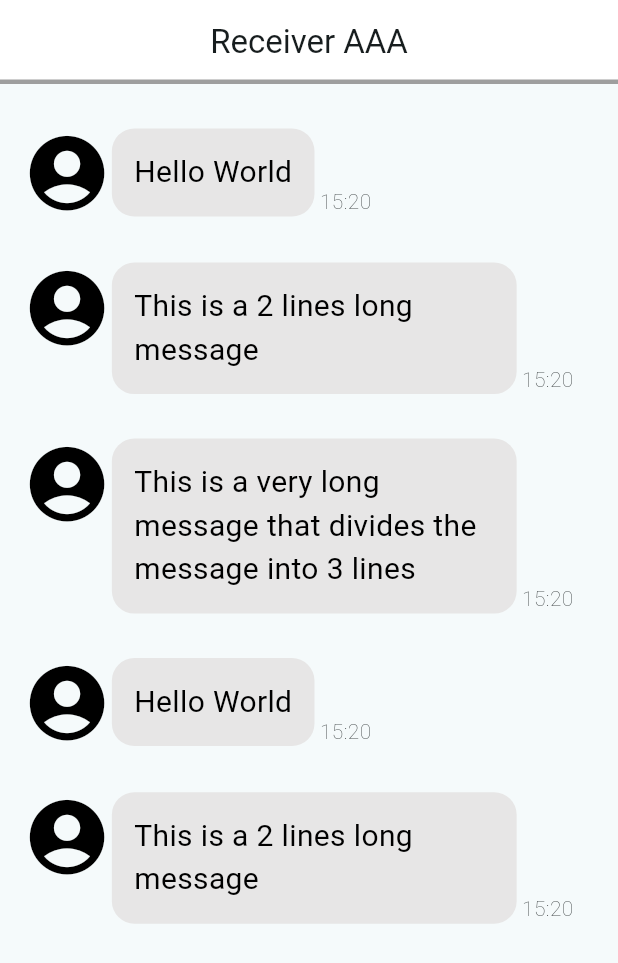
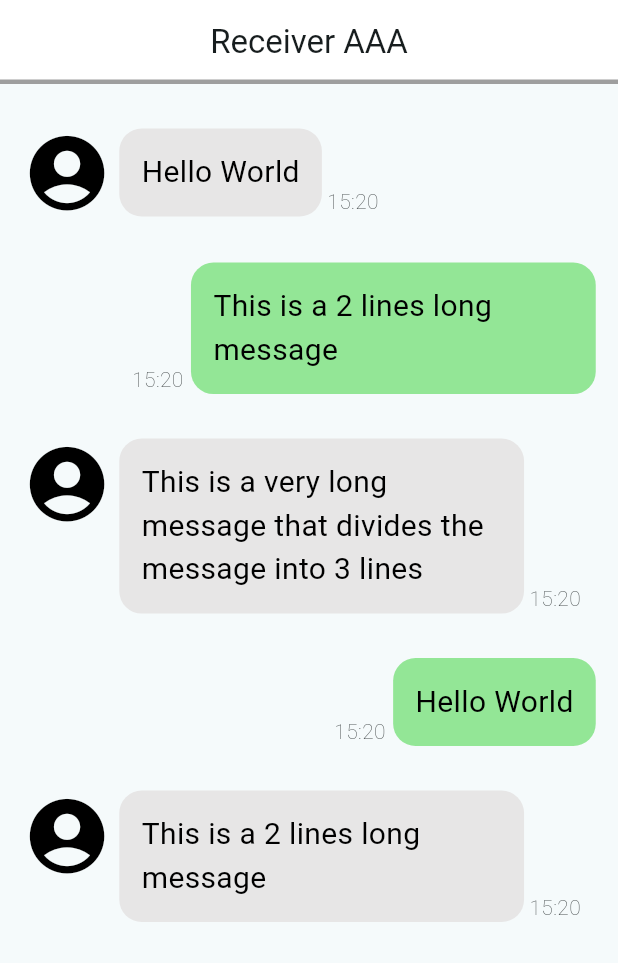
Before and after one commit to HOSHICHEN7267/ITS_chatbot, a Flutter app: the screen it shows after launch, on a phone screen of 412 x 824 dp. Shown: the top 963 px of the screen. Run offline on Flutter 3.47's test engine with Material 3 defaults, Android fonts, the phone set to English and light mode, and no system bars.

Commit message:
Phase 2-2: Complete self message UI

```diff
--- a/lib/components/message_others.dart
+++ b/lib/components/message_others.dart
@@ -21,6 +21,9 @@ class MessageOthers extends StatelessWidget {
                 Icons.account_circle_rounded,
                 color: Colors.black,
                 size: screenWidth * 0.145,
+              ),
+              SizedBox(
+                width: screenWidth * 0.012,
               ),
               Row(
                 mainAxisAlignment: MainAxisAlignment.start,
@@ -47,7 +50,9 @@ class MessageOthers extends StatelessWidget {
                       ),
                     ],
                   ),
-                  const SizedBox(width: 3.5,),
+                  const SizedBox(
+                    width: 3.5,
+                  ),
                   Text(time,
                       textAlign: TextAlign.end,
                       style: const TextStyle(
--- a/lib/components/message_self.dart
+++ b/lib/components/message_self.dart
@@ -0,0 +1,51 @@
+import 'package:flutter/material.dart';
+
+class MessageSelf extends StatelessWidget {
+  final String message;
+  final String time;
+
+  const MessageSelf({super.key, required this.message, required this.time});
+
+  @override
+  Widget build(BuildContext context) {
+    double screenWidth = MediaQuery.of(context).size.width;
+    // double screenHeight = MediaQuery.of(context).size.height;
+
+    return Padding(
+        padding: EdgeInsets.all(screenWidth * 0.036),
+        child: Row(
+          mainAxisAlignment: MainAxisAlignment.end,
+          crossAxisAlignment: CrossAxisAlignment.end,
+          children: <Widget>[
+            Text(time,
+                textAlign: TextAlign.end,
+                style: const TextStyle(
+                    fontSize: 14.0, fontWeight: FontWeight.w200)),
+            SizedBox(
+              width: screenWidth * 0.012,
+            ),
+            Flex(
+              direction: Axis.horizontal,
+              mainAxisAlignment: MainAxisAlignment.start,
+              children: <Widget>[
+                Container(
+                  padding: EdgeInsets.all(screenWidth * 0.036),
+                  constraints: BoxConstraints(
+                    maxWidth: screenWidth * 0.655,
+                  ),
+                  decoration: BoxDecoration(
+                    color: Theme.of(context).colorScheme.tertiary,
+                    borderRadius: const BorderRadius.all(
+                      Radius.circular(15.0),
+                    ),
+                  ),
+                  child: Text(message,
+                      style:
+                          const TextStyle(color: Colors.black, fontSize: 20.0)),
+                ),
+              ],
+            ),
+          ],
+        ));
+  }
+}
--- a/lib/pages/chat_page.dart
+++ b/lib/pages/chat_page.dart
@@ -1,4 +1,5 @@
 import 'package:chat_app/components/message_others.dart';
+import 'package:chat_app/components/message_self.dart';
 import 'package:flutter/material.dart';
 
 class ChatPage extends StatefulWidget {
@@ -40,9 +41,9 @@ class _ChatPageState extends State<ChatPage> {
               height: screenWidth * 0.036,
             ),
             MessageOthers(message: messages[0], time: "15:20"),
-            MessageOthers(message: messages[1], time: "15:20"),
+            MessageSelf(message: messages[1], time: "15:20"),
             MessageOthers(message: messages[2], time: "15:20"),
-            MessageOthers(message: messages[0], time: "15:20"),
+            MessageSelf(message: messages[0], time: "15:20"),
             MessageOthers(message: messages[1], time: "15:20")
           ],
         ),
```
